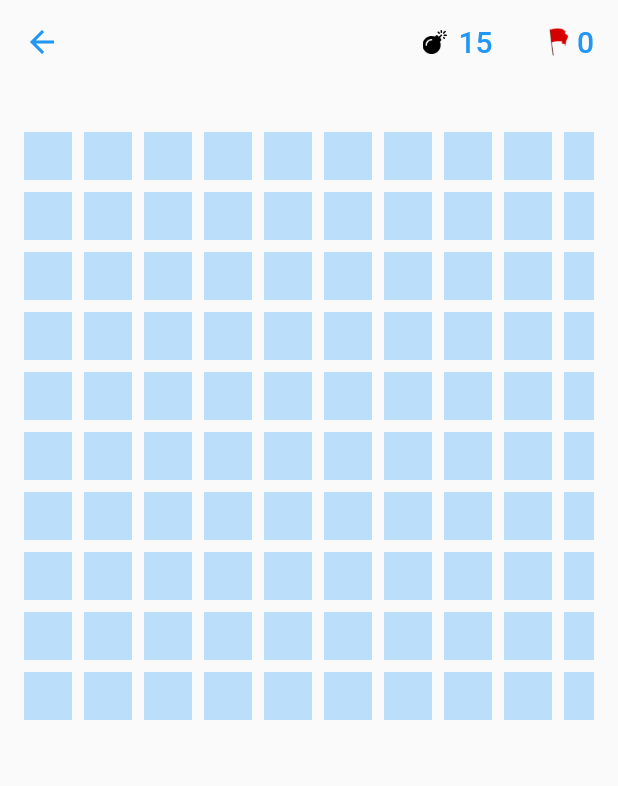
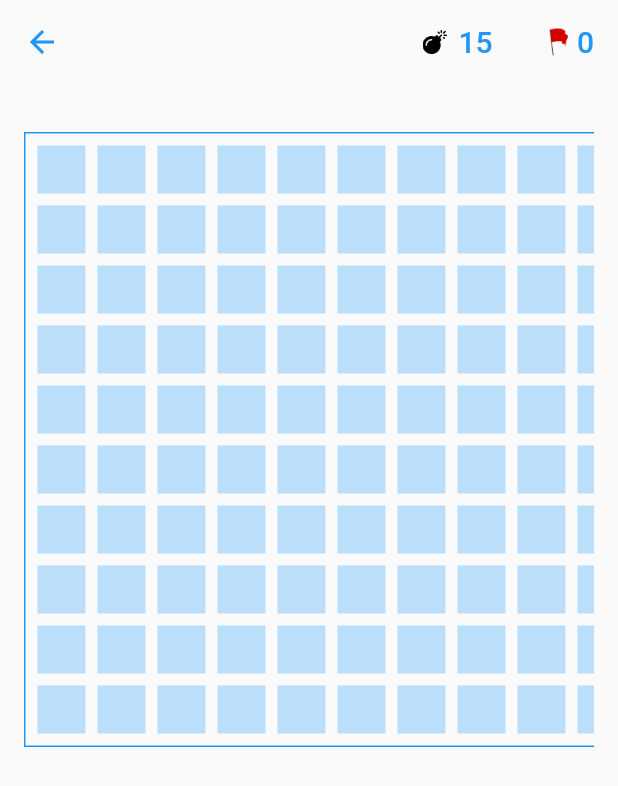
Before and after one commit to dondavide04/mines, a Flutter app: the Game screen opened by its route, on a phone screen of 412 x 824 dp. Shown: the top 786 px of the screen. Run offline on Flutter 3.47's test engine with Material 2 defaults, Android fonts, the phone set to English and light mode, and no system bars.

Commit message:
fix scale

```diff
--- a/lib/routes/game/game.dart
+++ b/lib/routes/game/game.dart
@@ -151,7 +151,12 @@ class _GameState extends State<Game> {
         padding: const EdgeInsets.symmetric(vertical: 32, horizontal: 16),
         alignment: Alignment.center,
         child: InteractiveViewer(
+          scaleEnabled: false,
           constrained: false,
+          child: Container(
+            padding: const EdgeInsets.all(8),
+            decoration: BoxDecoration(
+                border: Border.all(color: Theme.of(context).primaryColor)),
             child: Wrap(
               direction: Axis.vertical,
               spacing: 8,
@@ -182,6 +187,7 @@ class _GameState extends State<Game> {
             ),
           ),
         ),
+      ),
     );
   }
 }
```
Lines whose indentation alone changed are shown as unchanged.
